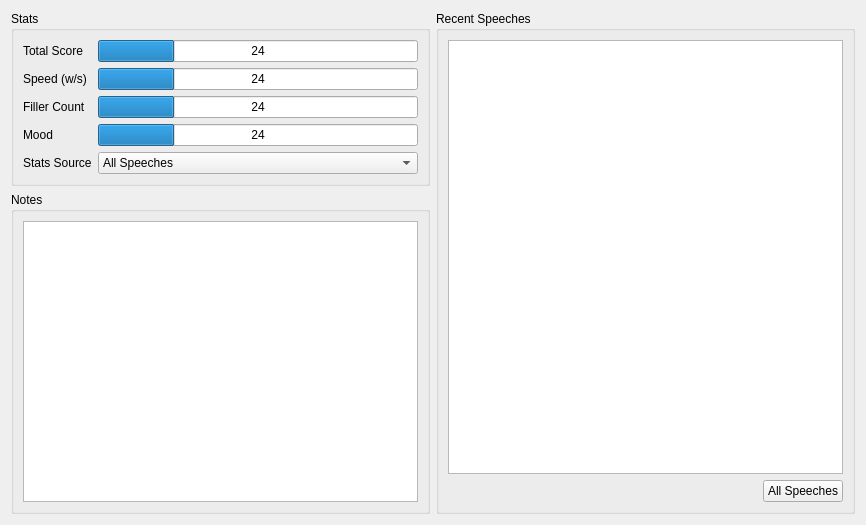
Old version of the form src/pages/dashboard.ui in the repository Icosahunter/speechy-keen.
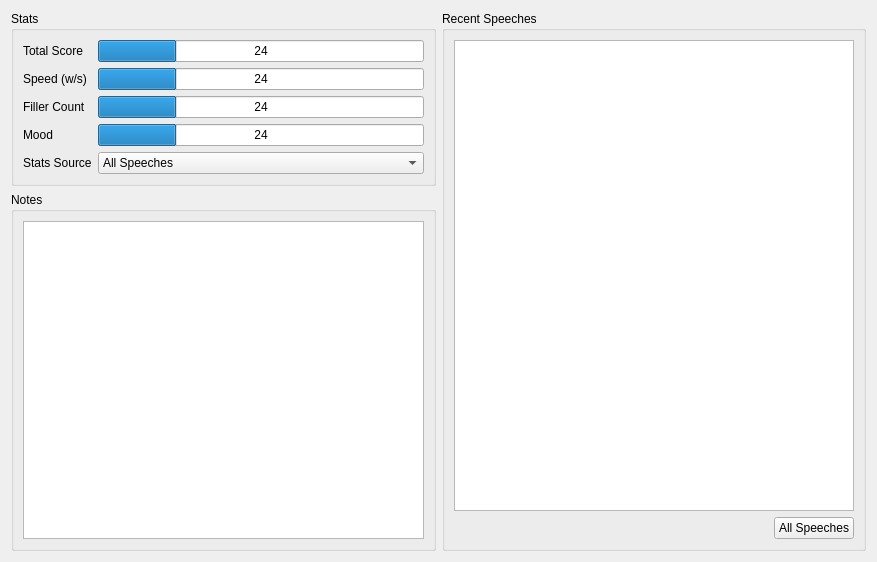
New version of the form.

Diff of the .ui file:
```diff
--- a/src/pages/dashboard.ui
+++ b/src/pages/dashboard.ui
@@ -6,8 +6,8 @@
    <rect>
     <x>0</x>
     <y>0</y>
-    <width>866</width>
-    <height>525</height>
+    <width>877</width>
+    <height>562</height>
    </rect>
   </property>
   <property name="windowTitle">
```
Left out of the diff: 5 changed lines with no effect on the pictures.
